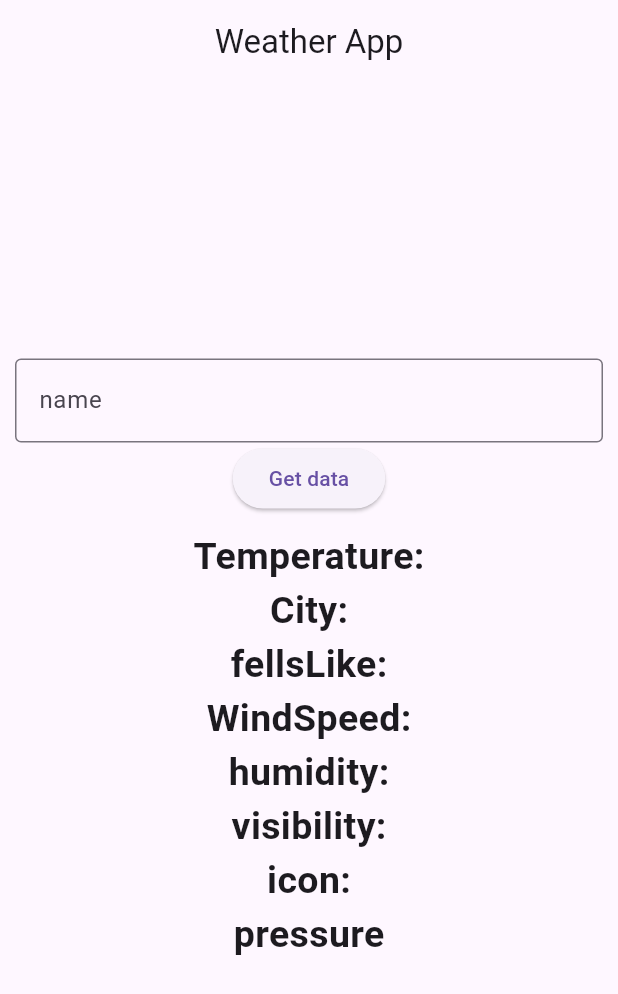
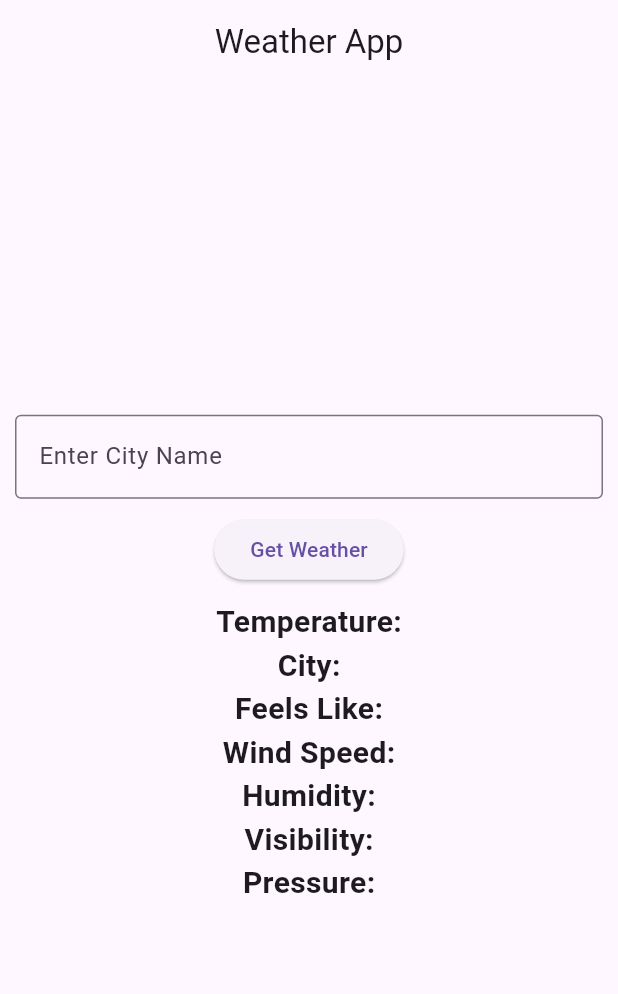
Before and after one commit to RimonChakma/Weather_App_Api, a Flutter app: the screen it shows after launch, on a phone screen of 412 x 824 dp. Shown: the top 994 px of the screen. Run offline on Flutter 3.47's test engine with Material 3 defaults, Android fonts, the phone set to English and light mode, and no system bars.

Commit message:
add weather api data with ui

```diff
--- a/lib/main.dart
+++ b/lib/main.dart
@@ -2,13 +2,11 @@ import 'dart:convert';
 import 'package:flutter/material.dart';
 import 'package:http/http.dart' as http;
 
-void main(){
+void main() {
   runApp(MyApp());
 }
 
 class MyApp extends StatelessWidget {
-  const MyApp({super.key});
-
   @override
   Widget build(BuildContext context) {
     return MaterialApp(
@@ -19,60 +17,89 @@ class MyApp extends StatelessWidget {
 }
 
 class WeatherUiScreen extends StatefulWidget {
-  const WeatherUiScreen({super.key});
-
   @override
   State<WeatherUiScreen> createState() => _WeatherUiScreenState();
 }
 
 class _WeatherUiScreenState extends State<WeatherUiScreen> {
+  String temperature = "Temperature:";
+  String city = "City:";
+  String feelsLike = "Feels Like:";
+  String windSpeed = "Wind Speed:";
+  String humidity = "Humidity:";
+  String visibility = "Visibility:";
+  String pressure = "Pressure:";
+  String icon = "Icon:";
 
-  String temperature= "Temperature:";
-  String city = "City:";
-  String feelsLike = "fellsLike:";
-  String windSpeed ="WindSpeed:";
-  String humidity = "humidity:";
-  String visibility = "visibility:";
-  String pressure = 'pressure';
-  String icon = "icon:";
-  String key = "4e35f9634fc34c03a39153344251102&q";
+  String apiKey = "4e35f9634fc34c03a39153344251102";
 
   TextEditingController nameController = TextEditingController();
 
-  Future<void> fetchData () async {
-    final url = Uri.parse("http://api.weatherapi.com/v1/current.json? key = $key = $city}");
-    Map<String,String> header = {"accept":"application/json"};
-    final response = await http.get(url,headers: header);
-    final data = jsonDecode(response.body);
+  Future<void> fetchData(String cityName) async {
+    final url = Uri.parse("http://api.weatherapi.com/v1/current.json?key=$apiKey&q=$cityName");
+
+    try {
+      final response = await http.get(url, headers: {"accept": "application/json"});
+
+      if (response.statusCode == 200) {
+        final data = jsonDecode(response.body);
+
+        setState(() {
+          city = "City: ${data["location"]["name"]}";
+          temperature = "Temperature: ${data["current"]["temp_c"]}°C";
+          feelsLike = "Feels Like: ${data["current"]["feelslike_c"]}°C";
+          windSpeed = "Wind Speed: ${data["current"]["wind_kph"]} km/h";
+          humidity = "Humidity: ${data["current"]["humidity"]}%";
+          visibility = "Visibility: ${data["current"]["vis_km"]} km";
+          pressure = "Pressure: ${data["current"]["pressure_mb"]} mb";
+        });
+      } else {
+        print("Error: Failed to fetch data, Status Code: ${response.statusCode}");
+      }
+    } catch (e) {
+      print("Error: $e");
+    }
   }
 
   @override
   Widget build(BuildContext context) {
     return Scaffold(
-      appBar: AppBar(title: Text("Weather App"),centerTitle: true,),
-      body: Padding(padding: EdgeInsets.all(10),child: Column(
-        mainAxisAlignment: MainAxisAlignment.center,
+      appBar: AppBar(title: Text("Weather App"), centerTitle: true),
+      body: Padding(
+        padding: EdgeInsets.all(10),
+        child: Column(
+          mainAxisAlignment: MainAxisAlignment.center,
           children: [
             TextFormField(
               controller: nameController,
               decoration: InputDecoration(
-              border: OutlineInputBorder(
+                border: OutlineInputBorder(),
+                hintText: "Enter City Name",
               ),
-              hintText: "name"
-      ),),
-      ElevatedButton(onPressed: (){}, child: Text("Get data")),
-            SizedBox(height: 10,),
-            Text(temperature,style: TextStyle(fontSize: 25,fontWeight: FontWeight.bold),),
-            Text(city,style: TextStyle(fontSize: 25,fontWeight: FontWeight.bold),),
-            Text(feelsLike,style: TextStyle(fontSize: 25,fontWeight: FontWeight.bold),),
-            Text(windSpeed,style: TextStyle(fontSize: 25,fontWeight: FontWeight.bold),),
-            Text(humidity,style: TextStyle(fontSize: 25,fontWeight: FontWeight.bold),),
-            Text(visibility,style: TextStyle(fontSize: 25,fontWeight: FontWeight.bold),),
-            Text(icon,style: TextStyle(fontSize: 25,fontWeight: FontWeight.bold),),
-            Text(pressure,style: TextStyle(fontSize: 25,fontWeight: FontWeight.bold),),
-        ],
-      ),),
-
+            ),
+            SizedBox(height: 10),
+            ElevatedButton(
+              onPressed: () {
+                String cityName = nameController.text;
+                if (cityName.isNotEmpty) {
+                  fetchData(cityName);
+                } else {
+                  print("Enter a city name!");
+                }
+              },
+              child: Text("Get Weather"),
+            ),
+            SizedBox(height: 10),
+            Text(temperature, style: TextStyle(fontSize: 20, fontWeight: FontWeight.bold)),
+            Text(city, style: TextStyle(fontSize: 20, fontWeight: FontWeight.bold)),
+            Text(feelsLike, style: TextStyle(fontSize: 20, fontWeight: FontWeight.bold)),
+            Text(windSpeed, style: TextStyle(fontSize: 20, fontWeight: FontWeight.bold)),
+            Text(humidity, style: TextStyle(fontSize: 20, fontWeight: FontWeight.bold)),
+            Text(visibility, style: TextStyle(fontSize: 20, fontWeight: FontWeight.bold)),
+            Text(pressure, style: TextStyle(fontSize: 20, fontWeight: FontWeight.bold)),
+          ],
+        ),
+      ),
     );
   }
 }
```
